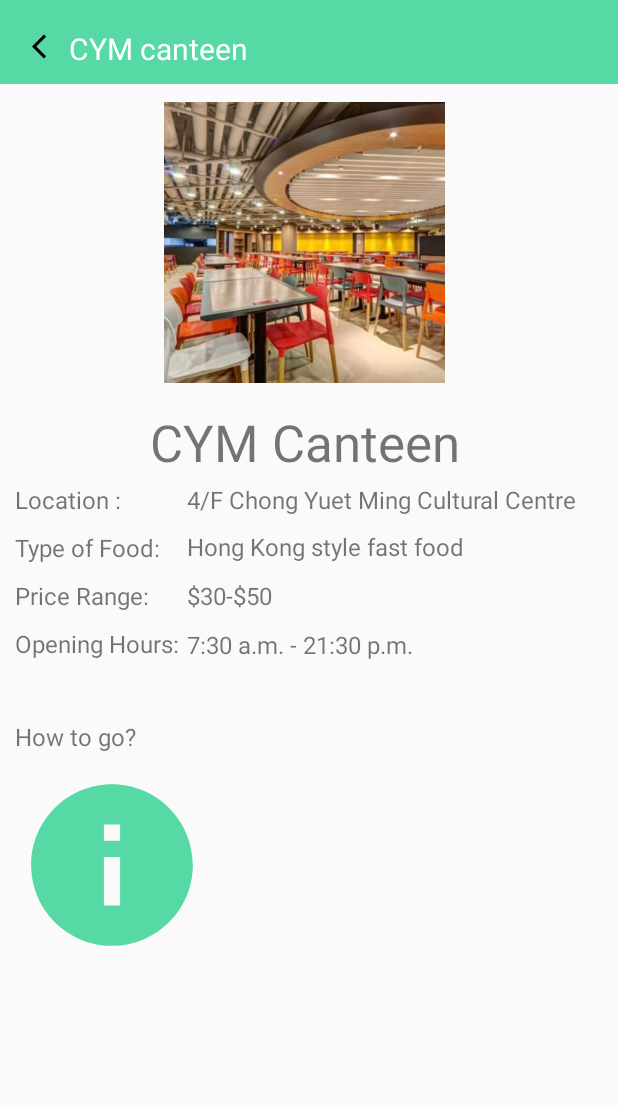
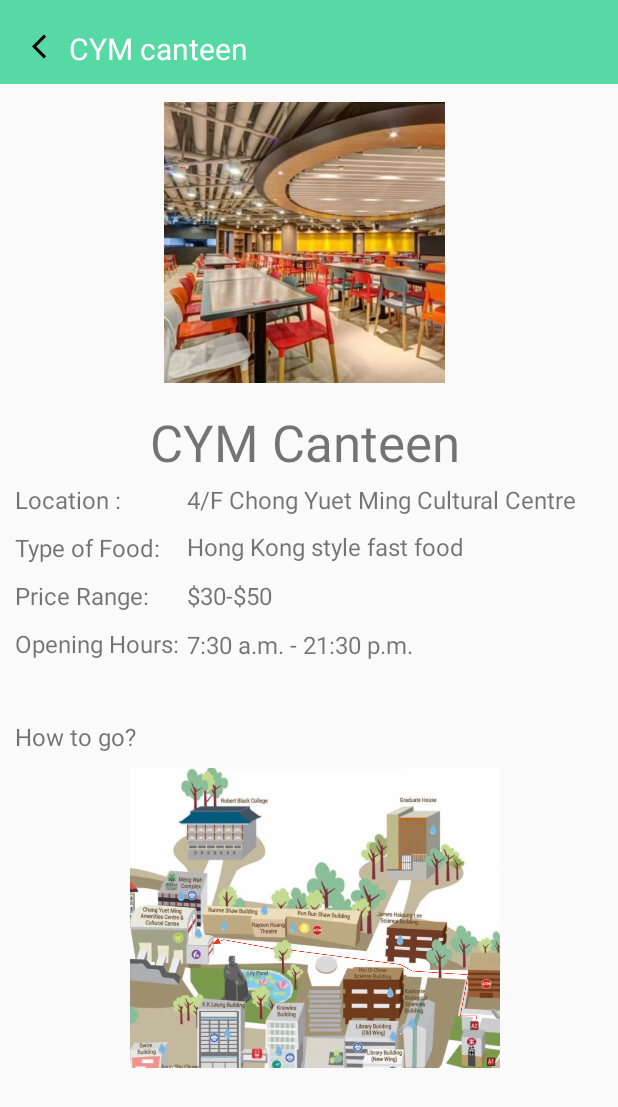
Before and after one commit to timmychan823/comp3330project, an Android app built with Jetpack Compose: the restaurant_cym screen opened directly, with no data from a screen before it, on a phone screen of 412 x 824 dp. Shown: the top 1107 px of the screen. Run offline under Robolectric (Android 15) with nearby library versions, the phone set to English and light mode, and no system bars.

Commit message:
Added the map location pic

```diff
--- a/app/src/main/res/layout/activity_restaurant_cym.xml
+++ b/app/src/main/res/layout/activity_restaurant_cym.xml
@@ -182,13 +182,12 @@
 
         <ImageView
             android:id="@+id/imageView"
-            android:layout_width="129dp"
-            android:layout_height="129dp"
+            android:layout_width="400dp"
+            android:layout_height="200dp"
             android:layout_marginTop="10sp"
             app:layout_constraintTop_toBottomOf="@+id/textView16"
             app:layout_constraintStart_toStartOf="@+id/textView16"
-            android:tint="#57D9A6"
-            android:src="@drawable/info"/>
+            android:src="@drawable/hku_map"/>
 
 
         <!-- add your layout here -->
@@ -200,13 +199,12 @@
     </androidx.constraintlayout.widget.ConstraintLayout>
     <ImageView
         android:id="@+id/enlarged_imageView"
-        android:layout_width="match_parent"
+        android:layout_width= "match_parent"
         android:layout_height="match_parent"
         app:layout_constraintTop_toTopOf="parent"
         app:layout_constraintStart_toStartOf="parent"
-        android:tint="#57D9A6"
         android:visibility="invisible"
-        android:src="@drawable/info"/>
+        android:src="@drawable/hku_map_2"/>
 
 
 </androidx.constraintlayout.widget.ConstraintLayout>
```
Also changed, not shown: app/src/main/res/drawable/hku_map.jpg (added), app/src/main/res/drawable/hku_map_2.jpg (added).
